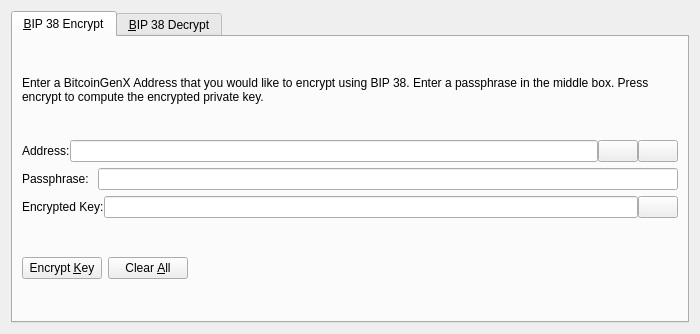
This is src/qt/forms/bip38tooldialog.ui in BitcoinGenX/BitcoinGenerationX as Qt 5 draws it before an edit. The edited form follows.
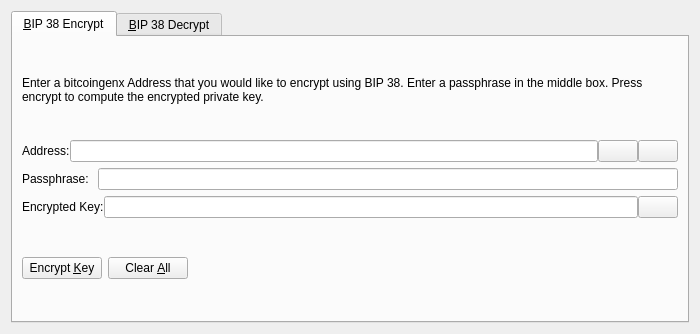
This is the edited form. The open tabs and pages were chosen to show the change. Icons and pictures are not drawn. Custom widgets are drawn as their Qt base class.

Diff of the .ui file:
```diff
--- a/src/qt/forms/bip38tooldialog.ui
+++ b/src/qt/forms/bip38tooldialog.ui
@@ -30,7 +30,7 @@
        <item>
         <widget class="QLabel" name="infoLabel_ENC">
          <property name="text">
-          <string>Enter a BitcoinGenX Address that you would like to encrypt using BIP 38. Enter a passphrase in the middle box. Press encrypt to compute the encrypted private key.</string>
+          <string>Enter a bitcoingenx Address that you would like to encrypt using BIP 38. Enter a passphrase in the middle box. Press encrypt to compute the encrypted private key.</string>
          </property>
          <property name="textFormat">
           <enum>Qt::PlainText</enum>
```
